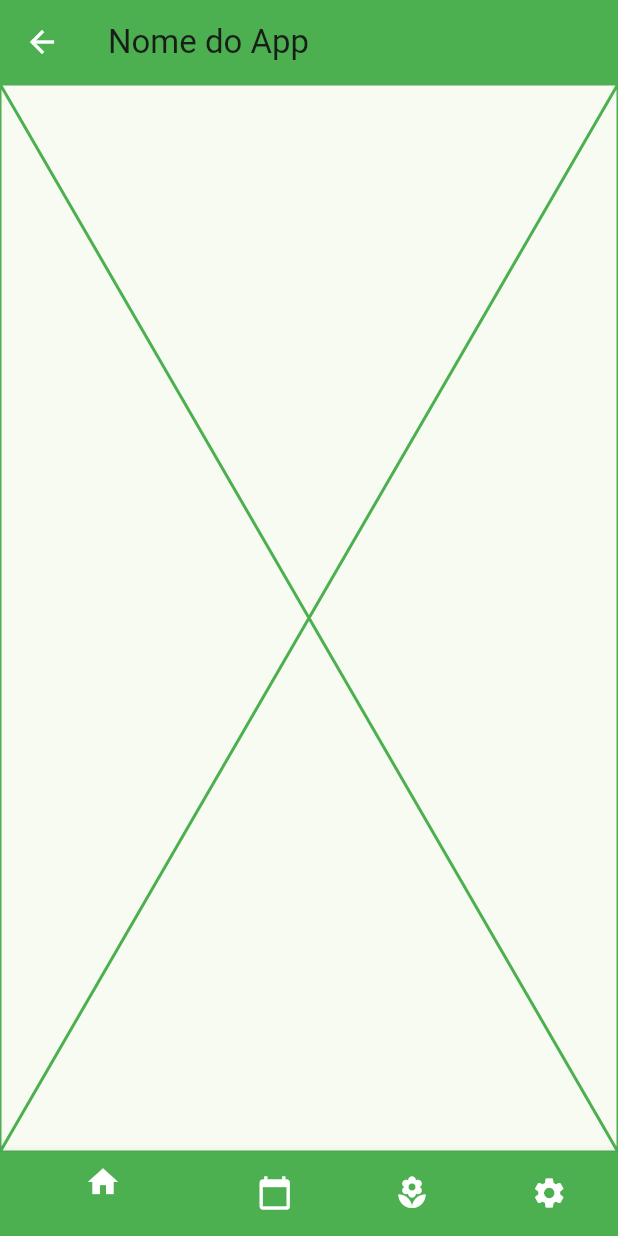
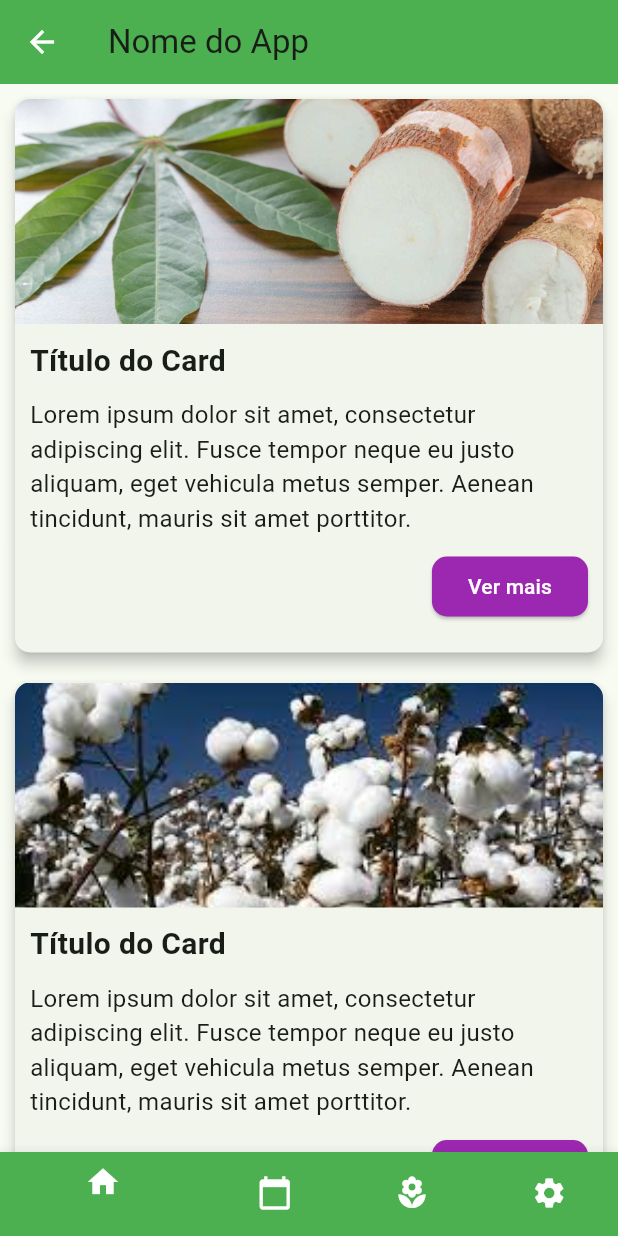
Before and after one commit to Israel-Silvestre/saar, a Flutter app: the HomePage screen opened directly, on a phone screen of 412 x 824 dp. Run offline on Flutter 3.47's test engine with Material 2 defaults, Android fonts, the phone set to English and light mode, and no system bars.

Commit message:
Alteração do Front

```diff
--- /dev/null
+++ b/lib/Pages/Fragments/custom_card_widget.dart
@@ -0,0 +1,80 @@
+import 'package:flutter/material.dart';
+
+class CustomCardWidget extends StatelessWidget {
+  final String imagePath; // Parâmetro para o caminho da imagem
+
+  CustomCardWidget({required this.imagePath});
+
+  @override
+  Widget build(BuildContext context) {
+    return Card(
+      elevation: 4, // Sombra do card
+      shape: RoundedRectangleBorder(
+        borderRadius: BorderRadius.circular(10), // Borda arredondada
+      ),
+      margin: const EdgeInsets.all(10), // Margem entre os cards
+      child: Column(
+        crossAxisAlignment: CrossAxisAlignment.start,
+        children: [
+          // Espaço para a foto
+          Container(
+            height: 150, // Altura da imagem
+            decoration: BoxDecoration(
+              image: DecorationImage(
+                image: AssetImage(imagePath), // Use o caminho da imagem passado como parâmetro
+                fit: BoxFit.cover, // Preenche o espaço com a imagem
+              ),
+              borderRadius: const BorderRadius.only(
+                topLeft: Radius.circular(10),
+                topRight: Radius.circular(10),
+              ),
+            ),
+          ),
+          // Espaço para o título
+          const Padding(
+            padding: EdgeInsets.all(10),
+            child: Text(
+              'Título do Card',
+              style: TextStyle(
+                fontSize: 20,
+                fontWeight: FontWeight.bold,
+              ),
+            ),
+          ),
+          // Espaço para o texto
+          const Padding(
+            padding: EdgeInsets.symmetric(horizontal: 10),
+            child: Text(
+              'Lorem ipsum dolor sit amet, consectetur adipiscing elit. '
+                  'Fusce tempor neque eu justo aliquam, eget vehicula metus semper. '
+                  'Aenean tincidunt, mauris sit amet porttitor.',
+              style: TextStyle(
+                fontSize: 16,
+              ),
+            ),
+          ),
+          // Botão "Ver mais" no canto inferior direito
+          Align(
+            alignment: Alignment.bottomRight,
+            child: Padding(
+              padding: const EdgeInsets.all(10),
+              child: ElevatedButton(
+                onPressed: () {
+                  // Lógica para o botão "Ver mais" aqui
+                },
+                style: ElevatedButton.styleFrom(
+                  primary: Colors.purple,
+                  shape: RoundedRectangleBorder(
+                    borderRadius: BorderRadius.circular(10),
+                  ),
+                ),
+                child: const Text('Ver mais', style: TextStyle(color: Colors.white)),
+              ),
+            ),
+          ),
+          const SizedBox(height: 10),
+        ],
+      ),
+    );
+  }
+}
--- a/lib/Pages/homepage.dart
+++ b/lib/Pages/homepage.dart
@@ -1,4 +1,5 @@
 import 'package:flutter/material.dart';
+import 'package:saar/Pages/Fragments/custom_card_widget.dart';
 
 class HomePage extends StatefulWidget {
   @override
@@ -11,19 +12,17 @@ class _HomePageState extends State<HomePage> {
   // Páginas associadas às opções da BottomNavigationBar
   final List<Widget> _pages = [
     // Página inicial (home)
-    Placeholder(
-      color: Colors.green,
-    ),
+    HomeFragment(), // Adicione o fragmento HomeFragment aqui
     // Página do calendário
-    Placeholder(
+    const Placeholder(
       color: Colors.green,
     ),
     // Página da fruta
-    Placeholder(
+    const Placeholder(
       color: Colors.green,
     ),
     // Página de configurações
-    Placeholder(
+    const Placeholder(
       color: Colors.green,
     ),
   ];
@@ -32,9 +31,9 @@ class _HomePageState extends State<HomePage> {
   Widget build(BuildContext context) {
     return Scaffold(
       appBar: AppBar(
-        title: Text('Nome do App'),
+        title: const Text('Nome do App'),
         backgroundColor: Colors.green, // Cor de fundo da AppBar
-        iconTheme: IconThemeData(color: Colors.white), // Cor dos ícones da AppBar
+        iconTheme: const IconThemeData(color: Colors.white), // Cor dos ícones da AppBar
       ),
       body: _pages[_selectedIndex], // Mostra a página correspondente à opção selecionada
       bottomNavigationBar: Theme(
@@ -42,7 +41,7 @@ class _HomePageState extends State<HomePage> {
           canvasColor: Colors.green, // Cor de fundo da BottomNavigationBar
         ),
         child: BottomNavigationBar(
-          items: [
+          items: const [
             BottomNavigationBarItem(
               icon: Icon(Icons.home, color: Colors.white), // Ícone branco
               label: 'Home',
@@ -76,6 +75,19 @@ class _HomePageState extends State<HomePage> {
   }
 }
 
+class HomeFragment extends StatelessWidget {
+  @override
+  Widget build(BuildContext context) {
+    return ListView(
+      children: [
+        CustomCardWidget(imagePath: 'assets/Cards/mandioca.png'), // Adicione o widget personalizado aqui
+        CustomCardWidget(imagePath: 'assets/Cards/algodao.png'),
+        // Adicione mais instâncias do widget personalizado, se necessário
+      ],
+    );
+  }
+}
+
 void main() {
   runApp(MaterialApp(
     home: HomePage(),
--- a/pubspec.yaml
+++ b/pubspec.yaml
@@ -60,6 +60,8 @@ flutter:
   assets:
     - assets/background.png
     - assets/logo.png
+    - assets/Cards/mandioca.png
+    - assets/Cards/algodao.png
 
   # To add assets to your application, add an assets section, like this:
   # assets:
```
Also changed, not shown: assets/Cards/algodao.png (added), assets/Cards/mandioca.png (added).
